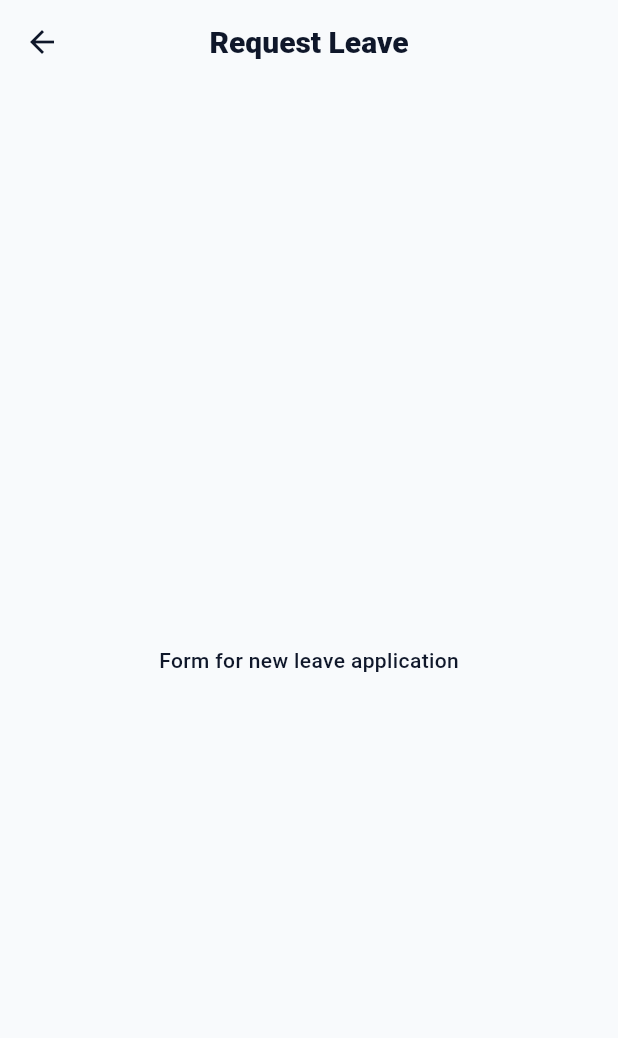
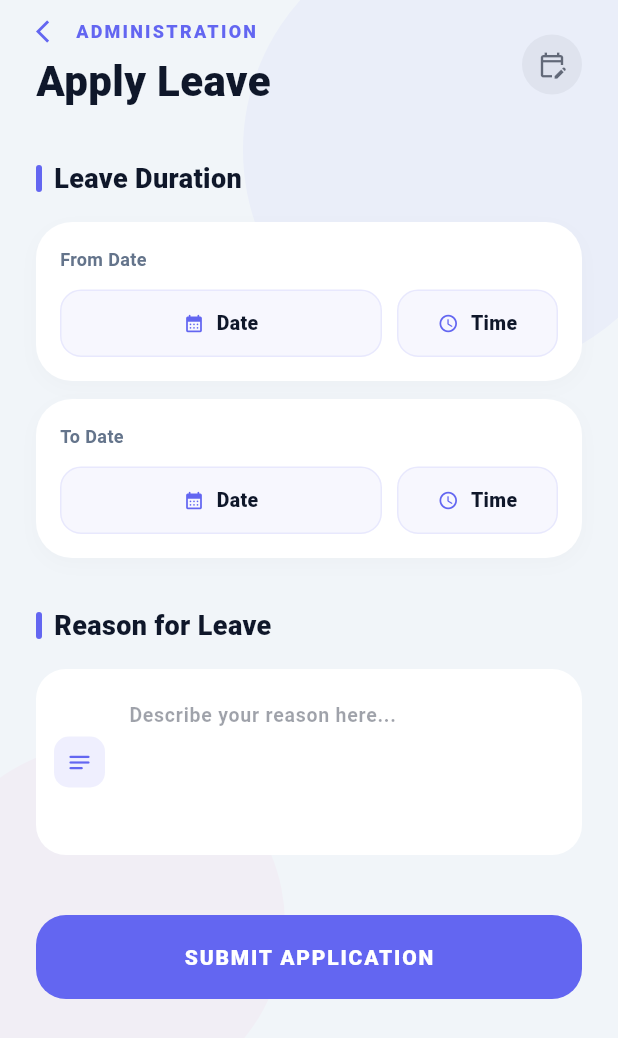
Before and after one commit to aswath06/TMS, a Flutter app: the ApplyLeavePage screen opened directly, on a phone screen of 412 x 824 dp. Shown: the top 1038 px of the screen. Run offline on Flutter 3.47's test engine with Material 3 defaults, Android fonts, the phone set to English and light mode, and no system bars; our stand-ins replace country_code_picker, flutter_map, flutter_typeahead, google_sign_in, latlong2, shared_preferences; missing offline and left inert: mobile_scanner; accounts and stored records are empty; network calls fail.

Commit message:
apply leave

```diff
--- a/lib/screens/driver/DriverLeaveScreen.dart
+++ b/lib/screens/driver/DriverLeaveScreen.dart
@@ -1,5 +1,6 @@
 import 'package:flutter/material.dart';
 import 'package:intl/intl.dart';
+import 'package:tms/screens/driver/apply_leave_page.dart';
 import 'package:tms/store/istamil.dart';
 
 class DriverLeaveScreen extends StatefulWidget {
@@ -421,24 +422,3 @@ class _DriverLeaveScreenState extends State<DriverLeaveScreen> {
     style: TextStyle(fontSize: 20, fontWeight: FontWeight.w900, color: color),
   );
 }
-
-class ApplyLeavePage extends StatelessWidget {
-  const ApplyLeavePage({super.key});
-  @override
-  Widget build(BuildContext context) {
-    final bool isTamil = LanguageStore.isTamil;
-    return Scaffold(
-      appBar: AppBar(
-        title: Text(isTamil ? "விடுப்பு விண்ணப்பம்" : "Request Leave"),
-        centerTitle: true,
-      ),
-      body: Center(
-        child: Text(
-          isTamil
-              ? "புதிய விடுப்பு விண்ணப்பப் படிவம்"
-              : "Form for new leave application",
-        ),
-      ),
-    );
-  }
-}
--- /dev/null
+++ b/lib/screens/driver/apply_leave_page.dart
@@ -0,0 +1,505 @@
+import 'package:flutter/material.dart';
+import 'package:intl/intl.dart';
+import 'package:tms/store/istamil.dart';
+
+class ApplyLeavePage extends StatefulWidget {
+  const ApplyLeavePage({super.key});
+
+  @override
+  State<ApplyLeavePage> createState() => _ApplyLeavePageState();
+}
+
+class _ApplyLeavePageState extends State<ApplyLeavePage> {
+  final _formKey = GlobalKey<FormState>();
+  final TextEditingController _reasonController = TextEditingController();
+
+  DateTime? _startDate;
+  DateTime? _endDate;
+
+  final Color primaryBlue = const Color(0xFF6366F1);
+
+  // --- Helper: Calculate Days Difference ---
+  String _getDaysDifference(bool isTamil) {
+    if (_startDate == null || _endDate == null) return "";
+
+    final difference = _endDate!.difference(_startDate!).inDays;
+    // We add 1 to include the partial/starting day in the count
+    final totalDays = difference < 0 ? 0 : difference + 1;
+
+    if (isTamil) {
+      return "$totalDays நாட்கள்";
+    }
+    return "$totalDays ${totalDays == 1 ? 'Day' : 'Days'}";
+  }
+
+  Future<void> _pickDateTime(BuildContext context, bool isStart) async {
+    final DateTime? pickedDate = await showDatePicker(
+      context: context,
+      initialDate: DateTime.now(),
+      firstDate: DateTime.now(),
+      lastDate: DateTime.now().add(const Duration(days: 365)),
+      builder: (context, child) => Theme(
+        data: Theme.of(
+          context,
+        ).copyWith(colorScheme: ColorScheme.light(primary: primaryBlue)),
+        child: child!,
+      ),
+    );
+
+    if (pickedDate != null) {
+      final TimeOfDay? pickedTime = await showTimePicker(
+        context: context,
+        initialTime: TimeOfDay.now(),
+      );
+
+      if (pickedTime != null) {
+        setState(() {
+          final fullDateTime = DateTime(
+            pickedDate.year,
+            pickedDate.month,
+            pickedDate.day,
+            pickedTime.hour,
+            pickedTime.minute,
+          );
+          if (isStart) {
+            _startDate = fullDateTime;
+          } else {
+            _endDate = fullDateTime;
+          }
+        });
+      }
+    }
+  }
+
+  @override
+  Widget build(BuildContext context) {
+    final bool isTamil = LanguageStore.isTamil;
+    final bool isDark = Theme.of(context).brightness == Brightness.dark;
+
+    final Color bgColor = isDark
+        ? const Color(0xFF0F172A)
+        : const Color(0xFFF1F5F9);
+    final Color cardColor = isDark ? const Color(0xFF1E293B) : Colors.white;
+    final Color titleColor = isDark ? Colors.white : const Color(0xFF0F172A);
+    final Color subTitleColor = isDark
+        ? const Color(0xFF94A3B8)
+        : const Color(0xFF64748B);
+
+    return Scaffold(
+      backgroundColor: bgColor,
+      body: Stack(
+        children: [
+          _buildBackgroundDecor(isDark),
+          SafeArea(
+            child: SingleChildScrollView(
+              physics: const BouncingScrollPhysics(),
+              child: Padding(
+                padding: const EdgeInsets.fromLTRB(24, 12, 24, 20),
+                child: Form(
+                  key: _formKey,
+                  child: Column(
+                    crossAxisAlignment: CrossAxisAlignment.start,
+                    children: [
+                      _buildHeader(context, titleColor, isTamil),
+                      const SizedBox(height: 32),
+
+                      _buildSectionTitle(
+                        isTamil ? "கால அளவு" : "Leave Duration",
+                        titleColor,
+                      ),
+                      const SizedBox(height: 16),
+
+                      // --- Date Selection Area ---
+                      _buildDateSelectionArea(
+                        cardColor,
+                        titleColor,
+                        subTitleColor,
+                        isTamil,
+                      ),
+
+                      const SizedBox(height: 32),
+
+                      _buildSectionTitle(
+                        isTamil ? "காரணம்" : "Reason for Leave",
+                        titleColor,
+                      ),
+                      const SizedBox(height: 16),
+                      _inputField(
+                        isTamil
+                            ? "இங்கே விவரிக்கவும்..."
+                            : "Describe your reason here...",
+                        Icons.notes_rounded,
+                        cardColor,
+                        titleColor,
+                        max: 4,
+                        controller: _reasonController,
+                        isTamil: isTamil,
+                      ),
+
+                      const SizedBox(height: 40),
+                      _buildSubmitButton(isTamil),
+                      const SizedBox(height: 50),
+                    ],
+                  ),
+                ),
+              ),
+            ),
+          ),
+        ],
+      ),
+    );
+  }
+
+  Widget _buildDateSelectionArea(
+    Color card,
+    Color txt,
+    Color sub,
+    bool isTamil,
+  ) {
+    return Column(
+      children: [
+        _splitDateTile(
+          isTamil ? "தொடக்கம்" : "From Date",
+          _startDate,
+          () => _pickDateTime(context, true),
+          card,
+          txt,
+          sub,
+        ),
+
+        // --- Duration Indicator ---
+        if (_startDate != null && _endDate != null)
+          Padding(
+            padding: const EdgeInsets.symmetric(vertical: 8),
+            child: Row(
+              children: [
+                Expanded(
+                  child: Divider(
+                    color: primaryBlue.withOpacity(0.2),
+                    thickness: 1,
+                  ),
+                ),
+                Container(
+                  padding: const EdgeInsets.symmetric(
+                    horizontal: 16,
+                    vertical: 6,
+                  ),
+                  decoration: BoxDecoration(
+                    color: primaryBlue.withOpacity(0.1),
+                    borderRadius: BorderRadius.circular(20),
+                    border: Border.all(color: primaryBlue.withOpacity(0.3)),
+                  ),
+                  child: Text(
+                    _getDaysDifference(isTamil),
+                    style: TextStyle(
+                      color: primaryBlue,
+                      fontWeight: FontWeight.bold,
+                      fontSize: 12,
+                    ),
+                  ),
+                ),
+                Expanded(
+                  child: Divider(
+                    color: primaryBlue.withOpacity(0.2),
+                    thickness: 1,
+                  ),
+                ),
+              ],
+            ),
+          )
+        else
+          const SizedBox(height: 12),
+
+        _splitDateTile(
+          isTamil ? "முடிவு" : "To Date",
+          _endDate,
+          () => _pickDateTime(context, false),
+          card,
+          txt,
+          sub,
+        ),
+      ],
+    );
+  }
+
+  Widget _splitDateTile(
+    String label,
+    DateTime? dateTime,
+    VoidCallback onTap,
+    Color card,
+    Color txt,
+    Color sub,
+  ) {
+    return GestureDetector(
+      onTap: onTap,
+      child: Container(
+        width: double.infinity,
+        padding: const EdgeInsets.all(16),
+        decoration: BoxDecoration(
+          color: card,
+          borderRadius: BorderRadius.circular(24),
+          boxShadow: [
+            BoxShadow(
+              color: Colors.black.withOpacity(0.02),
+              blurRadius: 10,
+              offset: const Offset(0, 4),
+            ),
+          ],
+        ),
+        child: Column(
+          crossAxisAlignment: CrossAxisAlignment.start,
+          children: [
+            Text(
+              label,
+              style: TextStyle(
+                fontSize: 12,
+                fontWeight: FontWeight.bold,
+                color: sub,
+              ),
+            ),
+            const SizedBox(height: 12),
+            Row(
+              children: [
+                // Date Container
+                Expanded(
+                  flex: 2,
+                  child: _dateTimeBox(
+                    Icons.calendar_month_rounded,
+                    dateTime == null
+                        ? (LanguageStore.isTamil ? "தேதி" : "Date")
+                        : DateFormat('dd MMM, yyyy').format(dateTime),
+                    txt,
+                  ),
+                ),
+                const SizedBox(width: 10),
+                // Time Container
+                Expanded(
+                  flex: 1,
+                  child: _dateTimeBox(
+                    Icons.access_time_rounded,
+                    dateTime == null
+                        ? (LanguageStore.isTamil ? "நேரம்" : "Time")
+                        : DateFormat('hh:mm a').format(dateTime),
+                    txt,
+                  ),
+                ),
+              ],
+            ),
+          ],
+        ),
+      ),
+    );
+  }
+
+  Widget _dateTimeBox(IconData icon, String value, Color txt) {
+    return Container(
+      padding: const EdgeInsets.symmetric(horizontal: 12, vertical: 12),
+      decoration: BoxDecoration(
+        color: primaryBlue.withOpacity(0.05),
+        borderRadius: BorderRadius.circular(14),
+        border: Border.all(color: primaryBlue.withOpacity(0.1)),
+      ),
+      child: Row(
+        mainAxisAlignment: MainAxisAlignment.center,
+        children: [
+          Icon(icon, size: 14, color: primaryBlue),
+          const SizedBox(width: 8),
+          Flexible(
+            child: Text(
+              value,
+              style: TextStyle(
+                fontSize: 13,
+                fontWeight: FontWeight.w800,
+                color: txt,
+              ),
+              overflow: TextOverflow.ellipsis,
+            ),
+          ),
+        ],
+      ),
+    );
+  }
+
+  // --- Reuse Standard Components ---
+
+  Widget _buildHeader(BuildContext context, Color titleColor, bool isTamil) {
+    return Row(
+      mainAxisAlignment: MainAxisAlignment.spaceBetween,
+      children: [
+        Column(
+          crossAxisAlignment: CrossAxisAlignment.start,
+          children: [
+            Row(
+              children: [
+                GestureDetector(
+                  onTap: () => Navigator.pop(context),
+                  child: Icon(
+                    Icons.arrow_back_ios,
+                    size: 18,
+                    color: primaryBlue,
+                  ),
+                ),
+                const SizedBox(width: 8),
+                Text(
+                  isTamil ? "நிர்வாகம்" : "ADMINISTRATION",
+                  style: TextStyle(
+                    fontSize: 12,
+                    letterSpacing: 1.5,
+                    fontWeight: FontWeight.w900,
+                    color: primaryBlue,
+                  ),
+                ),
+              ],
+            ),
+            const SizedBox(height: 4),
+            Text(
+              isTamil ? "விடுப்பு விண்ணப்பம்" : "Apply Leave",
+              style: TextStyle(
+                fontSize: 28,
+                fontWeight: FontWeight.w800,
+                color: titleColor,
+              ),
+            ),
+          ],
+        ),
+        Container(
+          padding: const EdgeInsets.all(10),
+          decoration: BoxDecoration(
+            color: titleColor.withOpacity(0.05),
+            shape: BoxShape.circle,
+          ),
+          child: Icon(
+            Icons.edit_calendar_outlined,
+            color: titleColor.withOpacity(0.6),
+            size: 20,
+          ),
+        ),
+      ],
+    );
+  }
+
+  Widget _buildSectionTitle(String title, Color titleColor) {
+    return Row(
+      children: [
+        Container(
+          width: 4,
+          height: 18,
+          decoration: BoxDecoration(
+            color: primaryBlue,
+            borderRadius: BorderRadius.circular(10),
+          ),
+        ),
+        const SizedBox(width: 8),
+        Text(
+          title,
+          style: TextStyle(
+            fontSize: 18,
+            fontWeight: FontWeight.w800,
+            color: titleColor,
+          ),
+        ),
+      ],
+    );
+  }
+
+  Widget _inputField(
+    String h,
+    IconData i,
+    Color c,
+    Color t, {
+    int max = 1,
+    TextEditingController? controller,
+    required bool isTamil,
+  }) {
+    return Container(
+      decoration: BoxDecoration(
+        color: c,
+        borderRadius: BorderRadius.circular(20),
+      ),
+      child: TextFormField(
+        controller: controller,
+        maxLines: max,
+        style: TextStyle(color: t, fontSize: 14, fontWeight: FontWeight.w600),
+        validator: (value) => (value == null || value.isEmpty)
+            ? (isTamil ? "தேவை" : "Required")
+            : null,
+        decoration: InputDecoration(
+          hintText: h,
+          hintStyle: TextStyle(color: t.withOpacity(0.4), fontSize: 13),
+          prefixIcon: Container(
+            margin: const EdgeInsets.all(12),
+            padding: const EdgeInsets.all(8),
+            decoration: BoxDecoration(
+              color: primaryBlue.withOpacity(0.1),
+              borderRadius: BorderRadius.circular(10),
+            ),
+            child: Icon(i, size: 18, color: primaryBlue),
+          ),
+          border: InputBorder.none,
+          contentPadding: const EdgeInsets.symmetric(
+            vertical: 20,
+            horizontal: 12,
+          ),
+        ),
+      ),
+    );
+  }
+
+  Widget _buildSubmitButton(bool isTamil) {
+    return SizedBox(
+      width: double.infinity,
+      child: ElevatedButton(
+        onPressed: () {
+          if (_formKey.currentState!.validate() &&
+              _startDate != null &&
+              _endDate != null) {
+            Navigator.pop(context);
+          }
+        },
+        style: ElevatedButton.styleFrom(
+          backgroundColor: primaryBlue,
+          padding: const EdgeInsets.symmetric(vertical: 18),
+          shape: RoundedRectangleBorder(
+            borderRadius: BorderRadius.circular(20),
+          ),
+          elevation: 0,
+        ),
+        child: Text(
+          isTamil ? "விண்ணப்பிக்கவும்" : "SUBMIT APPLICATION",
+          style: const TextStyle(
+            color: Colors.white,
+            fontWeight: FontWeight.w900,
+            letterSpacing: 1.2,
+          ),
+        ),
+      ),
+    );
+  }
+
+  Widget _buildBackgroundDecor(bool isDark) {
+    return Positioned.fill(
+      child: Stack(
+        children: [
+          Positioned(
+            top: -50,
+            right: -50,
+            child: CircleAvatar(
+              radius: 150,
+              backgroundColor: primaryBlue.withOpacity(isDark ? 0.1 : 0.05),
+            ),
+          ),
+          Positioned(
+            bottom: 0,
+            left: -50,
+            child: CircleAvatar(
+              radius: 120,
+              backgroundColor: const Color(
+                0xFFEC4899,
+              ).withOpacity(isDark ? 0.08 : 0.04),
+            ),
+          ),
+        ],
+      ),
+    );
+  }
+}
```
